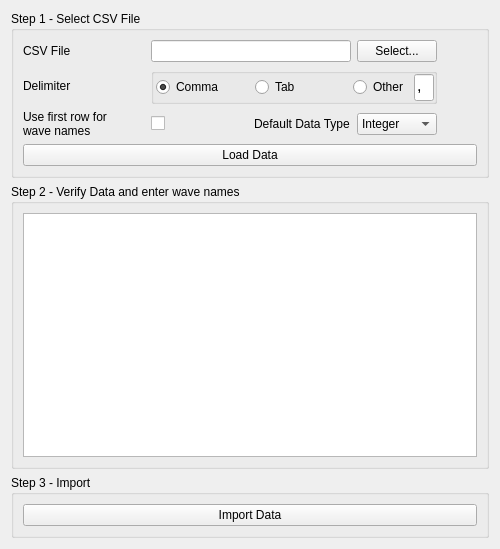
The window that ui/Ui_ImportCSV.ui (bbreslauer/PySciPlot) describes before a commit, drawn with Qt 5.
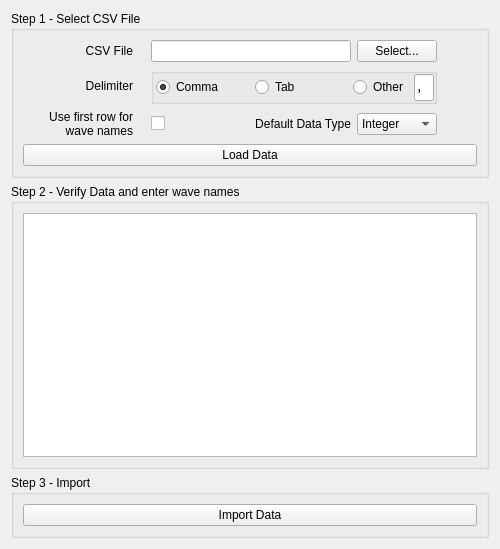
The same window after the commit.

Commit message: Created Import Binary module, but data types are not yet being used (everything is cast to a 4-byte float currently). Program slows down when loading MB-size files, and when manipulating millions of rows of data. Need to vastly improve the efficiency.

Patch:
```diff
--- a/ui/Ui_ImportCSV.ui
+++ b/ui/Ui_ImportCSV.ui
@@ -28,6 +28,9 @@
         <property name="text">
          <string>CSV File</string>
         </property>
+        <property name="alignment">
+         <set>Qt::AlignRight|Qt::AlignTrailing|Qt::AlignVCenter</set>
+        </property>
        </widget>
       </item>
       <item row="0" column="3" colspan="2">
@@ -58,6 +61,9 @@
         <property name="text">
          <string>Delimiter</string>
         </property>
+        <property name="alignment">
+         <set>Qt::AlignRight|Qt::AlignTrailing|Qt::AlignVCenter</set>
+        </property>
        </widget>
       </item>
       <item row="4" column="0" colspan="7">
@@ -88,6 +94,9 @@
         <property name="textFormat">
          <enum>Qt::AutoText</enum>
         </property>
+        <property name="alignment">
+         <set>Qt::AlignRight|Qt::AlignTrailing|Qt::AlignVCenter</set>
+        </property>
         <property name="wordWrap">
          <bool>true</bool>
         </property>
@@ -238,6 +247,9 @@
         <property name="text">
          <string>Default Data Type</string>
         </property>
+        <property name="alignment">
+         <set>Qt::AlignRight|Qt::AlignTrailing|Qt::AlignVCenter</set>
+        </property>
        </widget>
       </item>
      </layout>
```
The commit also changes 5 other files.
